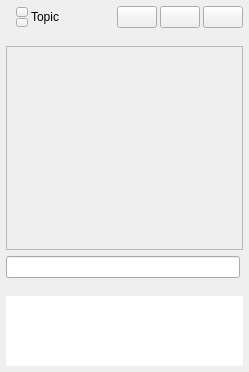
First picture: the form in src/Common/gui/chat/ChatPanel.ui, repository jonjamcam/JamTaba, before the edit.
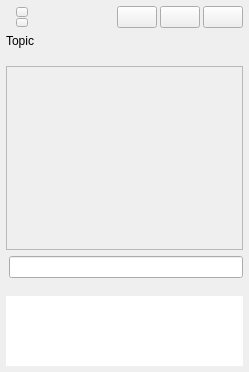
Second picture: the form after the edit. Icons and pictures are not drawn.

```diff
--- a/src/Common/gui/chat/ChatPanel.ui
+++ b/src/Common/gui/chat/ChatPanel.ui
@@ -110,23 +110,17 @@
       </layout>
      </item>
      <item>
-      <widget class="QLabel" name="topicLabel">
-       <property name="sizePolicy">
-        <sizepolicy hsizetype="Ignored" vsizetype="MinimumExpanding">
-         <horstretch>1</horstretch>
-         <verstretch>0</verstretch>
-        </sizepolicy>
+      <spacer name="horizontalSpacer_2">
+       <property name="orientation">
+        <enum>Qt::Horizontal</enum>
        </property>
-       <property name="text">
-        <string notr="true">Topic</string>
+       <property name="sizeHint" stdset="0">
+        <size>
+         <width>40</width>
+         <height>20</height>
+        </size>
        </property>
-       <property name="textFormat">
-        <enum>Qt::PlainText</enum>
-       </property>
-       <property name="wordWrap">
-        <bool>true</bool>
-       </property>
-      </widget>
+      </spacer>
      </item>
      <item>
       <widget class="QPushButton" name="buttonAutoTranslate">
@@ -211,6 +205,25 @@
      </item>
     </layout>
    </item>
+   <item>
+    <widget class="QLabel" name="topicLabel">
+     <property name="sizePolicy">
+      <sizepolicy hsizetype="Ignored" vsizetype="MinimumExpanding">
+       <horstretch>1</horstretch>
+       <verstretch>0</verstretch>
+      </sizepolicy>
+     </property>
+     <property name="text">
+      <string notr="true">Topic</string>
+     </property>
+     <property name="textFormat">
+      <enum>Qt::PlainText</enum>
+     </property>
+     <property name="wordWrap">
+      <bool>true</bool>
+     </property>
+    </widget>
+   </item>
    <item>
     <spacer name="verticalSpacerTop">
      <property name="orientation">
@@ -256,7 +269,7 @@
         <x>0</x>
         <y>0</y>
         <width>235</width>
-        <height>188</height>
+        <height>169</height>
        </rect>
       </property>
      </widget>
@@ -267,6 +280,19 @@
      <property name="spacing">
       <number>0</number>
      </property>
+     <item>
+      <spacer name="horizontalSpacer">
+       <property name="orientation">
+        <enum>Qt::Horizontal</enum>
+       </property>
+       <property name="sizeHint" stdset="0">
+        <size>
+         <width>3</width>
+         <height>20</height>
+        </size>
+       </property>
+      </spacer>
+     </item>
      <item>
       <widget class="QLineEdit" name="chatText">
        <property name="sizePolicy">
@@ -283,19 +309,6 @@
        </property>
       </widget>
      </item>
-     <item>
-      <spacer name="horizontalSpacer">
-       <property name="orientation">
-        <enum>Qt::Horizontal</enum>
-       </property>
-       <property name="sizeHint" stdset="0">
-        <size>
-         <width>3</width>
-         <height>20</height>
-        </size>
-       </property>
-      </spacer>
-     </item>
     </layout>
    </item>
    <item>
```
